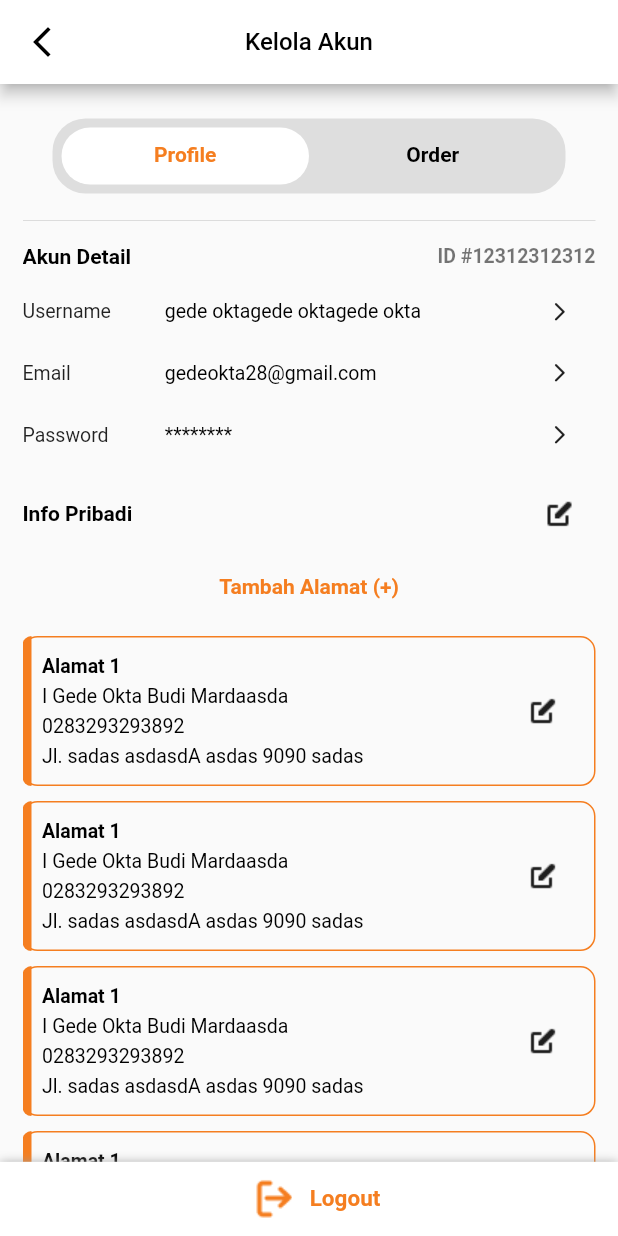
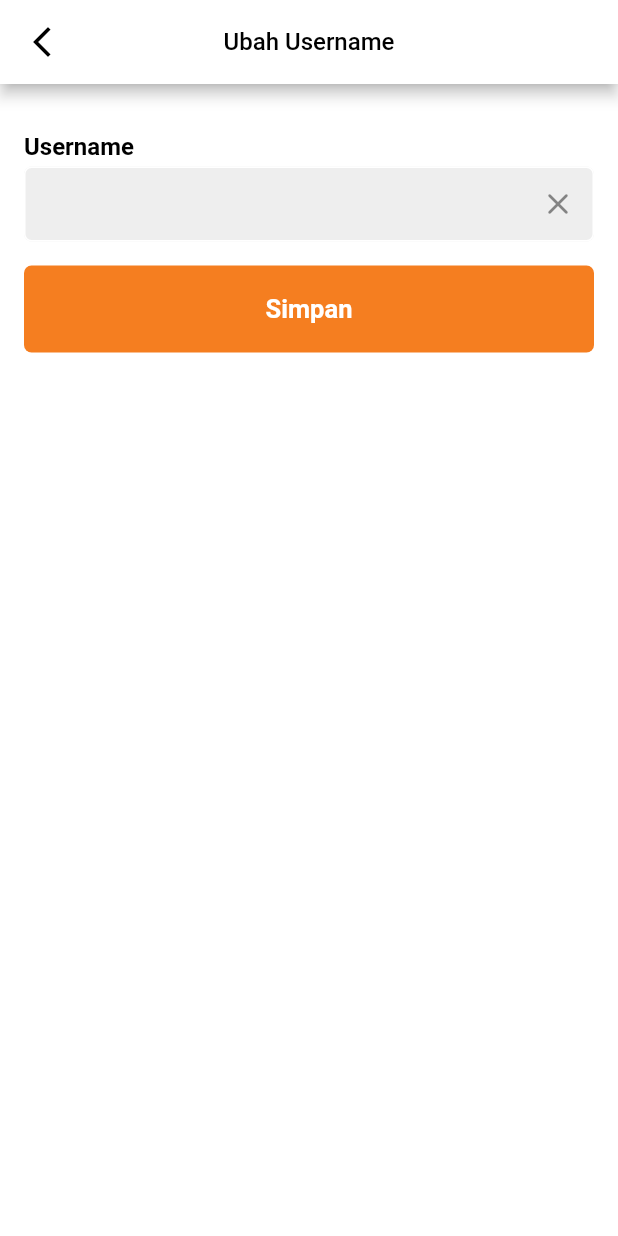
Before and after one commit to gedeokta28/pas-mobile, a Flutter app: the AccountPage screen opened directly, after a tap on the "arrow forward ios" icon, on a phone screen of 412 x 824 dp. Run offline on Flutter 3.47's test engine with Material 2 defaults, Android fonts, the phone set to English and light mode, and no system bars; our stand-ins replace cached_network_image, card_swiper, connectivity_plus, dartz, dio, equatable and 7 more; missing offline and left inert: dio_logger, pattern_formatter; accounts and stored records are empty; generated files the repository leaves out were written again; network calls fail.

Commit message:
Change Username Page UI

```diff
--- /dev/null
+++ b/lib/core/presentation/widgets/custom_text_field_clear.dart
@@ -0,0 +1,159 @@
+import 'package:flutter/material.dart';
+import 'package:flutter/services.dart';
+
+import '../../static/colors.dart';
+import '../../static/dimens.dart';
+
+class CustomClearTextField extends StatefulWidget {
+  final String? title;
+  final String placeholder;
+  final bool isError;
+  final TextEditingController controller;
+  final FormFieldValidator? fieldValidator;
+  final TextInputType inputType;
+  final bool refresh;
+  final Function? onTap;
+  final String? suffixText;
+  final Widget? suffixWidget;
+  final bool border;
+  final Function? onChanged;
+  final bool enabled;
+  final List<TextInputFormatter>? inputFormatters;
+  final bool enablePadding;
+  final bool isRounded;
+  final EdgeInsets padding;
+  final int maxLine;
+  final Color backgroundColor;
+
+  const CustomClearTextField(
+      {Key? key,
+      this.placeholder = '',
+      this.title,
+      this.isError = false,
+      required this.controller,
+      required this.fieldValidator,
+      this.inputType = TextInputType.text,
+      this.refresh = false,
+      this.onTap,
+      this.suffixText,
+      this.border = false,
+      this.onChanged,
+      this.enabled = true,
+      this.inputFormatters,
+      this.enablePadding = false,
+      this.isRounded = false,
+      this.maxLine = 1,
+      this.backgroundColor = SHADOW,
+      this.padding = const EdgeInsets.symmetric(vertical: 16, horizontal: 20),
+      this.suffixWidget})
+      : super(key: key);
+
+  @override
+  State<CustomClearTextField> createState() => _CustomClearTextFieldState();
+}
+
+class _CustomClearTextFieldState extends State<CustomClearTextField> {
+  late OutlineInputBorder normalBorder;
+
+  late OutlineInputBorder errorBorder;
+
+  late OutlineInputBorder roundErrorBorder;
+
+  late OutlineInputBorder roundBorder;
+
+  @override
+  void initState() {
+    normalBorder = OutlineInputBorder(
+      borderRadius: const BorderRadius.all(
+        Radius.circular(5.0),
+      ),
+      borderSide: BorderSide(
+        color: widget.border ? Colors.grey : Colors.white,
+      ),
+    );
+    errorBorder = const OutlineInputBorder(
+      borderRadius: BorderRadius.all(
+        Radius.circular(5.0),
+      ),
+      borderSide: BorderSide(
+        color: ERROR_RED_COLOR,
+      ),
+    );
+    roundBorder = const OutlineInputBorder(
+      borderRadius: BorderRadius.all(
+        Radius.circular(30.0),
+      ),
+      borderSide: BorderSide(style: BorderStyle.none),
+    );
+    roundErrorBorder = const OutlineInputBorder(
+      borderRadius: BorderRadius.all(
+        Radius.circular(30.0),
+      ),
+      borderSide: BorderSide(
+        color: ERROR_RED_COLOR,
+      ),
+    );
+    super.initState();
+  }
+
+  @override
+  Widget build(BuildContext context) {
+    return Column(
+      crossAxisAlignment: CrossAxisAlignment.stretch,
+      children: [
+        // Title section
+        widget.title != null
+            ? Text(
+                widget.title ?? "",
+                style: const TextStyle(
+                    fontSize: FONT_MEDIUM,
+                    color: Colors.black,
+                    fontWeight: FontWeight.bold),
+              )
+            : const SizedBox.shrink(),
+        const SizedBox(height: 4.0),
+
+        // Input field section
+        TextFormField(
+          maxLines: widget.maxLine,
+          inputFormatters: widget.inputFormatters,
+          enabled: widget.enabled,
+          onTap: () {
+            if (widget.refresh) {
+              widget.onTap!();
+            }
+          },
+          onChanged: (str) {
+            if (widget.onChanged != null) widget.onChanged!();
+          },
+          controller: widget.controller,
+          keyboardType: widget.inputType,
+          style: const TextStyle(fontSize: 15, color: Colors.black),
+          decoration: InputDecoration(
+              focusColor: Colors.white,
+              hintText: widget.placeholder,
+              border: InputBorder.none,
+              enabledBorder: widget.isRounded ? roundBorder : normalBorder,
+              disabledBorder: widget.isRounded ? roundBorder : normalBorder,
+              focusedBorder: widget.isRounded ? roundBorder : normalBorder,
+              errorBorder: widget.isRounded ? roundErrorBorder : errorBorder,
+              focusedErrorBorder:
+                  widget.isRounded ? roundErrorBorder : errorBorder,
+              filled: true,
+              fillColor: widget.isError ? Colors.white : widget.backgroundColor,
+              contentPadding: widget.padding,
+              suffixIcon: Material(
+                color: Colors.transparent,
+                child: IconButton(
+                    splashRadius: 20.0,
+                    onPressed: () {
+                      widget.controller.clear();
+                    },
+                    icon: Icon(Icons.close_rounded)),
+              )),
+          validator: widget.fieldValidator,
+        ),
+      ],
+    );
+  }
+}
--- a/lib/core/routes/route.dart
+++ b/lib/core/routes/route.dart
@@ -1,5 +1,6 @@
 import 'package:flutter/material.dart';
 import 'package:pas_mobile/core/presentation/pages/main_page/main_page.dart';
+import 'package:pas_mobile/features/account/presentation/change_username_page.dart';
 import 'package:pas_mobile/features/cart/presentation/cart_page.dart';
 import 'package:pas_mobile/features/category/presentation/category_page.dart';
 import 'package:pas_mobile/features/filter/presentation/filter_page.dart';
@@ -24,6 +25,8 @@ Route<dynamic> generateRoute(RouteSettings settings) {
       return MaterialPageRoute(builder: (_) => const SplashPage());
     case LoginPage.routeName:
       return MaterialPageRoute(builder: (_) => const LoginPage());
+    case ChangeUsernamePage.routeName:
+      return MaterialPageRoute(builder: (_) => const ChangeUsernamePage());
     case RegisterPage.routeName:
       return MaterialPageRoute(builder: (_) => const RegisterPage());
     case CategoryPage.routeName:
--- a/lib/core/utility/injection.dart
+++ b/lib/core/utility/injection.dart
@@ -3,6 +3,7 @@ import 'package:dio/dio.dart';
 import 'package:flutter/material.dart';
 import 'package:get_it/get_it.dart';
 import 'package:pas_mobile/core/utility/session_helper.dart';
+import 'package:pas_mobile/features/account/presentation/providers/profile_change_provider.dart';
 import 'package:pas_mobile/features/brand/presentation/providers/brand_provider.dart';
 import 'package:pas_mobile/features/category/presentation/providers/category_provider.dart';
 import 'package:pas_mobile/features/filter/presentation/providers/filter_provider.dart';
@@ -80,6 +81,7 @@ Future<void> init() async {
       getProductList: locator(), getCategoryList: locator()));
   locator.registerFactory<ForgotPasswordProvider>(
       () => ForgotPasswordProvider(doForgotPassword: locator()));
+  locator.registerFactory<ProfileChangeProvider>(() => ProfileChangeProvider());
   locator.registerFactory<CategoryProvider>(
       () => CategoryProvider(getCategoryList: locator()));
   locator.registerFactory<BrandProvider>(
--- /dev/null
+++ b/lib/features/account/presentation/change_username_page.dart
@@ -0,0 +1,82 @@
+import 'package:flutter/material.dart';
+import 'package:pas_mobile/core/static/assets.dart';
+import 'package:pas_mobile/features/account/presentation/providers/profile_change_provider.dart';
+import 'package:pas_mobile/features/category/presentation/providers/category_provider.dart';
+import 'package:pas_mobile/features/category/presentation/providers/category_state.dart';
+import 'package:pas_mobile/features/category/presentation/widgets/category_item.dart';
+import 'package:pas_mobile/features/login/presentation/providers/login_provider.dart';
+import 'package:provider/provider.dart';
+
+import '../../../core/presentation/widgets/custom_app_bar.dart';
+import '../../../core/presentation/widgets/custom_text_field.dart';
+import '../../../core/presentation/widgets/custom_text_field_clear.dart';
+import '../../../core/presentation/widgets/rounded_button.dart';
+import '../../../core/static/colors.dart';
+import '../../../core/static/dimens.dart';
+import '../../../core/utility/enum.dart';
+import '../../../core/utility/helper.dart';
+import '../../../core/utility/injection.dart';
+import '../../../core/utility/validation_helper.dart';
+import '../../forgot_password/presentation/providers/forgot_password_provider.dart';
+import '../../home/presentation/product_page.dart';
+import '../../home/presentation/providers/home_provider.dart';
+
+class ChangeUsernamePage extends StatelessWidget {
+  const ChangeUsernamePage({
+    Key? key,
+  }) : super(key: key);
+  static const routeName = '/change-username';
+
+  void submit() {}
+
+  @override
+  Widget build(BuildContext context) {
+    return ChangeNotifierProvider(
+      create: (context) => locator<ProfileChangeProvider>(),
+      child: Scaffold(
+        backgroundColor: Colors.white,
+        appBar: const CustomAppBar(
+          title: "Ubah Username",
+          centerTitle: true,
+          canBack: true,
+          hideShadow: false,
+        ),
+        body: Consumer<ProfileChangeProvider>(
+          builder: (context, provider, _) => Form(
+            key: provider.formKey,
+            child: Padding(
+              padding: const EdgeInsets.symmetric(
+                horizontal: SIZE_MEDIUM,
+              ),
+              child: Column(
+                children: [
+                  largeVerticalSpacing(),
+                  CustomClearTextField(
+                    title: "Username",
+                    controller: provider.usernameController,
+                    inputType: TextInputType.emailAddress,
+                    fieldValidator: ValidationHelper(
+                      loc: appLoc,
+                      isError: (bool value) =>
+                          provider.setUsernameError = value,
+                      typeField: TypeField.username,
+                    ).validate(),
+                  ),
+                  mediumVerticalSpacing(),
+                  RoundedButton(
+                    title: "Simpan",
+                    color: secondaryColor,
+                    event: () {
+                      if (provider.formKey.currentState!.validate()) submit();
+                    },
+                  ),
+                  largeVerticalSpacing(),
+                ],
+              ),
+            ),
+          ),
+        ),
+      ),
+    );
+  }
+}
--- a/lib/features/account/presentation/profile_tab_vew.dart
+++ b/lib/features/account/presentation/profile_tab_vew.dart
@@ -5,6 +5,7 @@ import 'package:pas_mobile/features/account/presentation/widgets/address_card.da
 
 import '../../../core/static/app_config.dart';
 import '../../../core/static/assets.dart';
+import 'change_username_page.dart';
 
 class ProfileAccountTab extends StatefulWidget {
   const ProfileAccountTab({Key? key, required this.parentController})
@@ -93,17 +94,26 @@ class ProfileAccountTabState extends State<ProfileAccountTab>
                         style: TextStyle(fontSize: 13, color: Colors.black87),
                       ),
                     ),
-                    SizedBox(
-                      width: App(context).appWidth(50),
-                      child: Text(
-                        "gede oktagede oktagede okta",
-                        maxLines: 1,
-                        style: TextStyle(fontSize: 13, color: Colors.black),
+                    GestureDetector(
+                      onTap: () {
+                        Navigator.pushNamed(
+                            context, ChangeUsernamePage.routeName);
+                      },
+                      child: SizedBox(
+                        width: App(context).appWidth(50),
+                        child: Text(
+                          "gede oktagede oktagede okta",
+                          maxLines: 1,
+                          style: TextStyle(fontSize: 13, color: Colors.black),
+                        ),
                       ),
                     ),
                     IconButton(
                         iconSize: 15,
-                        onPressed: () {},
+                        onPressed: () {
+                          Navigator.pushNamed(
+                              context, ChangeUsernamePage.routeName);
+                        },
                         icon: Icon(Icons.arrow_forward_ios_rounded))
                   ],
                 ),
--- /dev/null
+++ b/lib/features/account/presentation/providers/profile_change_provider.dart
@@ -0,0 +1,3 @@
+import '../../../../core/presentation/form_provider.dart';
+
+class ProfileChangeProvider extends FormProvider {}
```
